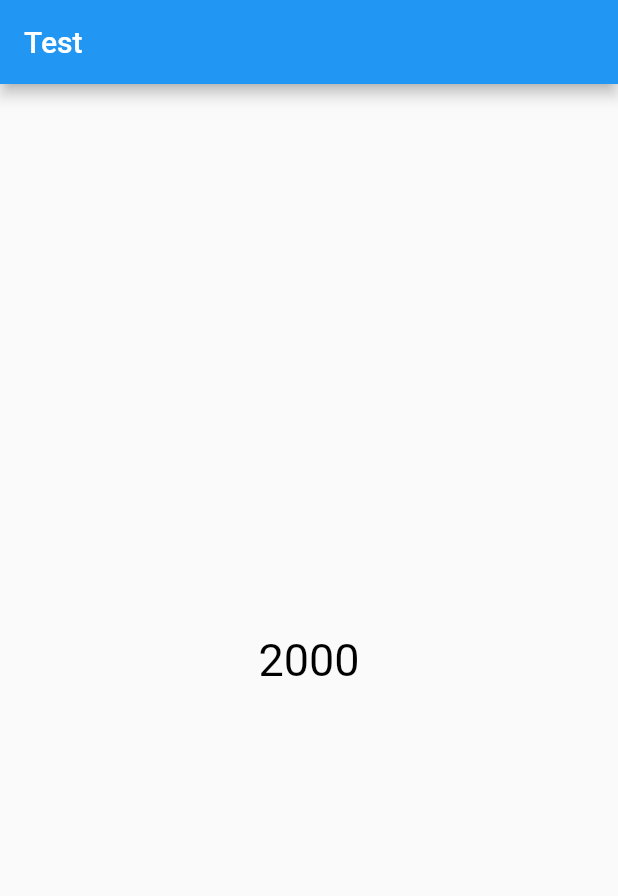
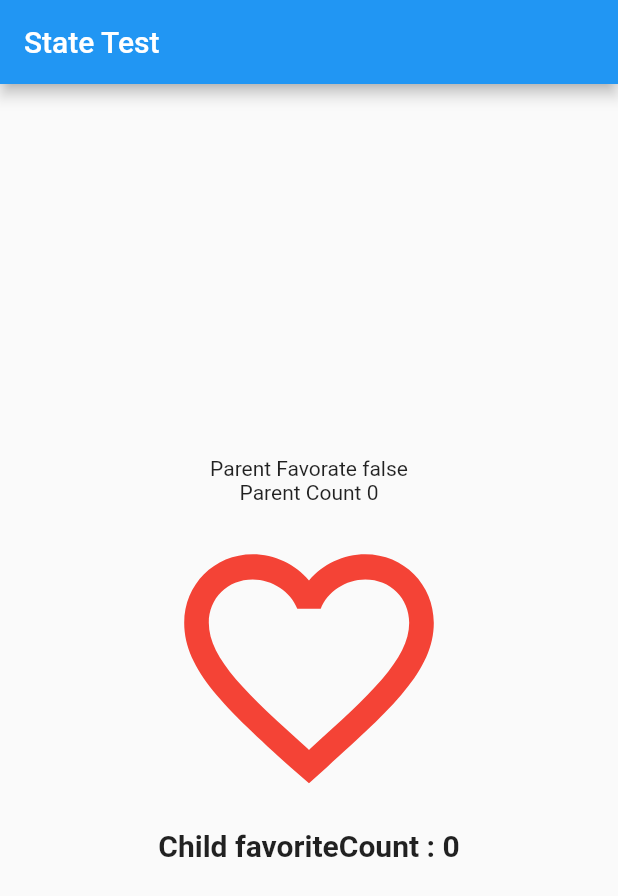
Before and after one commit to Bincher/3-2_project, a Flutter app: the screen it shows after launch, on a phone screen of 412 x 824 dp. Shown: the top 896 px of the screen. Run offline on Flutter 3.47's test engine with Material 2 defaults, Android fonts, the phone set to English and light mode, and no system bars.

Commit message:
상위 위젯에서 상태 관리하기

```diff
--- a/app1/lib/main.dart
+++ b/app1/lib/main.dart
@@ -1,16 +1,29 @@
-// ignore_for_file: use_key_in_widget_constructors
-
-import 'dart:async';
 import 'package:flutter/material.dart';
 
-void main() => runApp(MyApp());
+void main() {
+  runApp(const ParentWidget());
+}
 
-class MyApp extends StatelessWidget {
-  Future<int> delay() {
-    return Future<int>(() async {
-      var msec = 2000;
-      await Future.delayed(Duration(milliseconds: msec));
-      return msec;
+class ParentWidget extends StatefulWidget {
+  const ParentWidget({super.key});
+
+  @override
+  ParentWidgetState createState() => ParentWidgetState();
+}
+
+class ParentWidgetState extends State<ParentWidget> {
+  bool favorited = false;
+  int favoriteCount = 0;
+
+  void toggleFavorite() {
+    setState(() {
+      if (favorited) {
+        favoriteCount -= 1;
+        favorited = false;
+      } else {
+        favoriteCount += 1;
+        favorited = true;
+      }
     });
   }
 
@@ -19,39 +32,77 @@ class MyApp extends StatelessWidget {
     return MaterialApp(
       home: Scaffold(
         appBar: AppBar(
-          title: const Text('Test'),
+          title: const Text('State Test'),
         ),
-        body: FutureBuilder(
-          future: delay(),
-          builder: (context, snapshot) {
-            if (snapshot.hasData) {
-              return Center(
-                child: defaultText('${snapshot.data}')
-              );
-            }
-            return const Center(
-              child: defaultText("wating"),
-            );
-          },
+        body: Column(
+          mainAxisAlignment: MainAxisAlignment.center,
+          children: [
+            Text('Parent Favorate ${favorited.toString()}'),
+            Text('Parent Count ${favoriteCount.toString()}'),
+            IconWidget(favorited: favorited, onChanged: toggleFavorite),
+            ContentWidget(favoriteCount: favoriteCount),
+          ],
         ),
       ),
     );
   }
 }
 
-// ignore: camel_case_types
-class defaultText extends StatelessWidget {
-  final String string;
-  const defaultText(
-    this.string,
-    {super.key}
-  );
+class IconWidget extends StatelessWidget {
+  final bool favorited;
+  final Function onChanged;
+
+  const IconWidget(
+      {super.key, this.favorited = false, required this.onChanged});
+
+  void _handleTap() {
+    onChanged();
+  }
 
   @override
   Widget build(BuildContext context) {
-    return Text(
-      string,
-      style: const TextStyle(color: Colors.black, fontSize: 30),
+    return Center(
+      child: IconButton(
+        icon: (favorited
+            ? const Icon(Icons.favorite)
+            : const Icon(Icons.favorite_border)),
+        iconSize: 200,
+        color: Colors.red,
+        onPressed: _handleTap,
+      ),
     );
   }
 }
+
+class ContentWidget extends StatefulWidget {
+  int favoriteCount;
+
+  ContentWidget({super.key, required this.favoriteCount});
+
+  @override
+  State<ContentWidget> createState() => _ContentWidgetState();
+}
+
+class _ContentWidgetState extends State<ContentWidget> {
+  @override
+  Widget build(BuildContext context) {
+    return Row(
+      mainAxisAlignment: MainAxisAlignment.center,
+      children: [
+        GestureDetector(
+            child: Text( // widget -> ContentWidget class를 전달 받기 위함
+              'Child favoriteCount : ${widget.favoriteCount}',
+              style: const TextStyle(
+                fontSize: 20,
+                fontWeight: FontWeight.bold,
+              ),
+            ),
+            onTap: () {
+              setState(() {
+                widget.favoriteCount += 1;
+              });
+            }),
+      ],
+    );
+  }
+}
```
